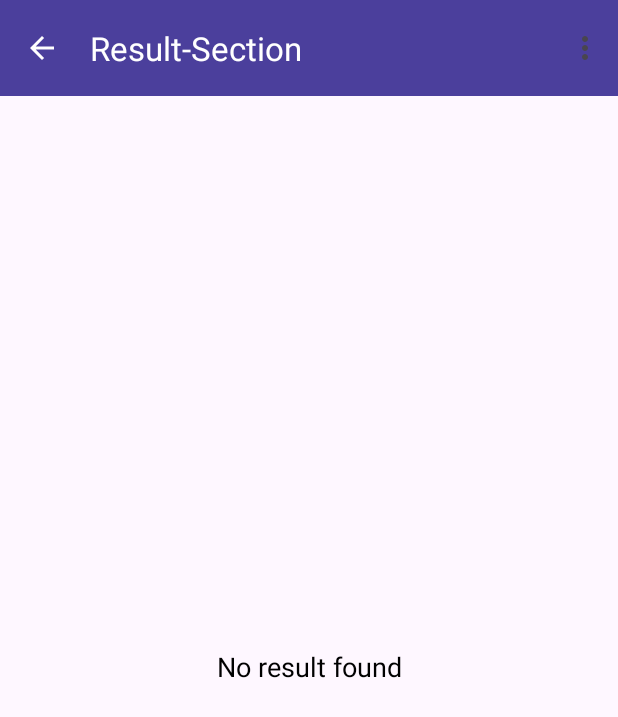
After one commit to priya99299/Lucky-clone, an Android app: the Result screen opened directly, with no data from a screen before it, on a phone screen of 412 x 824 dp. The commit adds this screen. Shown: the top 717 px of the screen. Run offline under Robolectric (Android 15) with nearby library versions, the phone set to English and light mode, and no system bars.

Commit message:
update ui

```diff
--- a/app/src/main/AndroidManifest.xml
+++ b/app/src/main/AndroidManifest.xml
@@ -15,6 +15,9 @@
         android:supportsRtl="true"
         android:theme="@style/Theme.LipsClone"
         tools:targetApi="31">
+        <activity
+            android:name=".result.Result"
+            android:exported="false" />
         <activity
             android:name=".calender.acadmicCalender"
             android:exported="false" />
--- a/app/src/main/java/firstapp/example/lipsclone/Documents/Document.java
+++ b/app/src/main/java/firstapp/example/lipsclone/Documents/Document.java
@@ -90,9 +90,9 @@ public class Document extends AppCompatActivity {
                         for (DocumentModel doc : documents) {
                             Log.d(TAG, "DocName: " + doc.getDocname() + ", FileURL: " + doc.getFile());
                         }
+                        DocumentAdapter adapter = new DocumentAdapter(documents, Document.this, s_id);
+                        recyclerView.setAdapter(adapter);
 
-                        DocumentAdapter adapter = new DocumentAdapter(documents, Document.this);
-                        recyclerView.setAdapter(adapter);
                     } else {
                         Log.e(TAG, "Request failed. Code: " + response.code());
                         if (response.errorBody() != null) {
--- a/app/src/main/java/firstapp/example/lipsclone/Downloads/Downloads.java
+++ b/app/src/main/java/firstapp/example/lipsclone/Downloads/Downloads.java
@@ -52,7 +52,7 @@ public class Downloads extends AppCompatActivity {
         // Get data from Intent
         String s_id = getIntent().getStringExtra("s_id");
         String sessionId = getIntent().getStringExtra("session");
-        String class_id = "18"; //  You can make this dynamic if needed
+        String class_id = "18";
         String college = "gdcol1";
 
         Log.d(TAG, "Received s_id: " + s_id + ", sessionId: " + sessionId);
--- /dev/null
+++ b/app/src/main/java/firstapp/example/lipsclone/result/Result.java
@@ -0,0 +1,34 @@
+package firstapp.example.lipsclone.result;
+
+import android.os.Bundle;
+
+import androidx.activity.EdgeToEdge;
+import androidx.appcompat.app.AppCompatActivity;
+import androidx.core.graphics.Insets;
+import androidx.core.view.ViewCompat;
+import androidx.core.view.WindowInsetsCompat;
+
+import com.google.android.material.appbar.MaterialToolbar;
+
+import firstapp.example.lipsclone.R;
+
+public class Result extends AppCompatActivity {
+
+    @Override
+    protected void onCreate(Bundle savedInstanceState) {
+        super.onCreate(savedInstanceState);
+        EdgeToEdge.enable(this);
+        setContentView(R.layout.activity_result);
+        ViewCompat.setOnApplyWindowInsetsListener(findViewById(R.id.main), (v, insets) -> {
+            Insets systemBars = insets.getInsets(WindowInsetsCompat.Type.systemBars());
+            v.setPadding(systemBars.left, systemBars.top, systemBars.right, systemBars.bottom);
+            return insets;
+
+        });
+        MaterialToolbar toolbar = findViewById(R.id.toolbar);
+        toolbar.setNavigationOnClickListener(v -> onBackPressed());
+
+
+    }
+
+}
--- a/app/src/main/res/drawable/ic_feedback_24.xml
+++ b/app/src/main/res/drawable/ic_feedback_24.xml
@@ -5,6 +5,6 @@
     android:viewportWidth="24"
     android:viewportHeight="24">
     <path
-        android:fillColor="#FF000000"
+        android:fillColor="@color/white"
         android:pathData="M20,2H4C2.9,2 2,2.9 2,4v12c0,1.1 0.9,2 2,2h4l4,4l4,-4h4c1.1,0 2,-0.9 2,-2V4C22,2.9 21.1,2 20,2zM13,14h-2v-2h2V14zM13,10h-2V6h2V10z" />
 </vector>
--- a/app/src/main/res/layout/activity_dashboard.xml
+++ b/app/src/main/res/layout/activity_dashboard.xml
@@ -513,7 +513,7 @@
 
                 <!-- Result -->
                 <LinearLayout
-                    android:id="@+id/feedback"
+                    android:id="@+id/Result"
                     android:layout_width="0dp"
                     android:layout_height="wrap_content"
                     android:layout_weight="1"
--- a/app/src/main/res/layout/activity_document.xml
+++ b/app/src/main/res/layout/activity_document.xml
@@ -69,7 +69,7 @@
             <TextView
                 android:layout_width="10dp"
                 android:layout_height="wrap_content"
-                android:layout_weight="1"
+                android:layout_weight="1.15"
                 android:text="NAME"
                 android:textSize="10sp"
                 android:textColor="#FFFFFF"
@@ -99,7 +99,7 @@
             <TextView
                 android:layout_width="8dp"
                 android:layout_height="wrap_content"
-                android:layout_weight="1"
+                android:layout_weight="0.5"
                 android:text="VIEW"
                 android:textSize="10sp"
                 android:textColor="#FFFFFF"
--- a/app/src/main/res/layout/activity_profile_module.xml
+++ b/app/src/main/res/layout/activity_profile_module.xml
@@ -74,10 +74,14 @@
                         android:layout_width="90dp"
                         android:layout_height="90dp"
                         android:scaleType="centerCrop"
+                        app:cardCornerRadius="16dp"
+                        app:cardElevation="6dp"
 
                         android:src="@drawable/profile1"
                         app:shapeAppearanceOverlay="@drawable/circle_border_gradient"
-                        android:contentDescription="Profile Picture" />
+                        android:contentDescription="Profile Picture"
+                          app:strokeColor="@color/black"
+                            app:strokeWidth="2dp"/>
 
                     <!-- Name -->
                     <TextView
--- /dev/null
+++ b/app/src/main/res/layout/activity_result.xml
@@ -0,0 +1,40 @@
+<?xml version="1.0" encoding="utf-8"?>
+<androidx.constraintlayout.widget.ConstraintLayout xmlns:android="http://schemas.android.com/apk/res/android"
+    xmlns:app="http://schemas.android.com/apk/res-auto"
+    xmlns:tools="http://schemas.android.com/tools"
+    android:id="@+id/main"
+    android:layout_width="match_parent"
+    android:layout_height="match_parent"
+    tools:context=".result.Result">
+
+    <!-- Top AppBar with Refresh Button -->
+    <com.google.android.material.appbar.MaterialToolbar
+        android:id="@+id/toolbar"
+        android:layout_width="0dp"
+        android:layout_height="?attr/actionBarSize"
+        android:background="@color/Purple"
+        android:elevation="4dp"
+        app:layout_constraintTop_toTopOf="parent"
+        app:layout_constraintStart_toStartOf="parent"
+        app:layout_constraintEnd_toEndOf="parent"
+        app:navigationIcon="?attr/homeAsUpIndicator"
+        app:navigationIconTint="@color/white"
+        app:title="Result-Section"
+        app:titleTextColor="@color/white"
+        app:menu="@menu/refresh_menu" />
+
+    <!-- Always visible No Result Found Text -->
+    <TextView
+        android:id="@+id/noResultText"
+        android:layout_width="wrap_content"
+        android:layout_height="wrap_content"
+        android:text="No result found"
+        android:textSize="18sp"
+        android:textStyle="normal"
+        android:textColor="@color/black"
+        app:layout_constraintTop_toBottomOf="@id/toolbar"
+        app:layout_constraintBottom_toBottomOf="parent"
+        app:layout_constraintStart_toStartOf="parent"
+        app:layout_constraintEnd_toEndOf="parent" />
+
+</androidx.constraintlayout.widget.ConstraintLayout>
```
Also changed, not shown: app/src/main/java/firstapp/example/lipsclone/Documents/DocumentAdapter.java (+7 -14 lines), app/src/main/java/firstapp/example/lipsclone/Documents/DownloadAndOpenPDF.java (+12 -3 lines), app/src/main/java/firstapp/example/lipsclone/dashboard.java (+10 -1 lines), app/src/main/res/layout/activity_lecture_wise_attendence.xml (+2 -6 lines), app/src/main/res/layout/activity_login_otpactivity.xml (+25 -10 lines), app/src/main/res/layout/activity_main.xml (+25 -15 lines), app/src/main/res/layout/item_attendancelecture_row.xml (+10 -10 lines), app/src/main/res/layout/item_document.xml (+21 -65 lines), app/src/main/res/values/styles.xml (added, +8 -0 lines).
